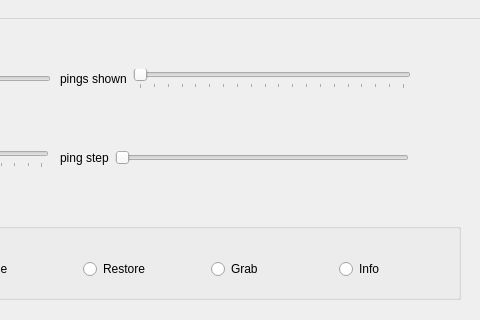
The window that src/qt-mbedit/mainwindow.ui (dwcaress/MB-System) describes before a commit, drawn with Qt 5; both pictures show x 320 to 800 and y 0 to 320 of the 800 by 600 pixel window.
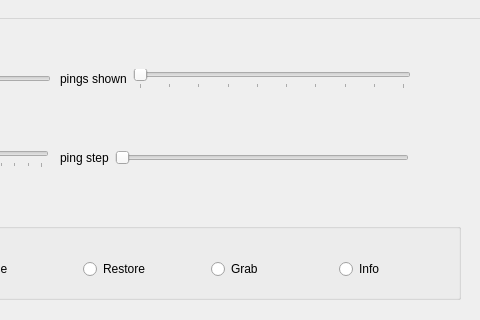
The same window after the commit. Custom widgets are drawn as their Qt base class.

Diff of the .ui file:
```diff
--- a/src/qt-mbedit/mainwindow.ui
+++ b/src/qt-mbedit/mainwindow.ui
@@ -151,7 +151,7 @@
           <number>1</number>
          </property>
          <property name="maximum">
-          <number>20</number>
+          <number>10</number>
          </property>
          <property name="orientation">
           <enum>Qt::Horizontal</enum>
```
Left out of the diff: 6 changed lines with no effect on the pictures.
